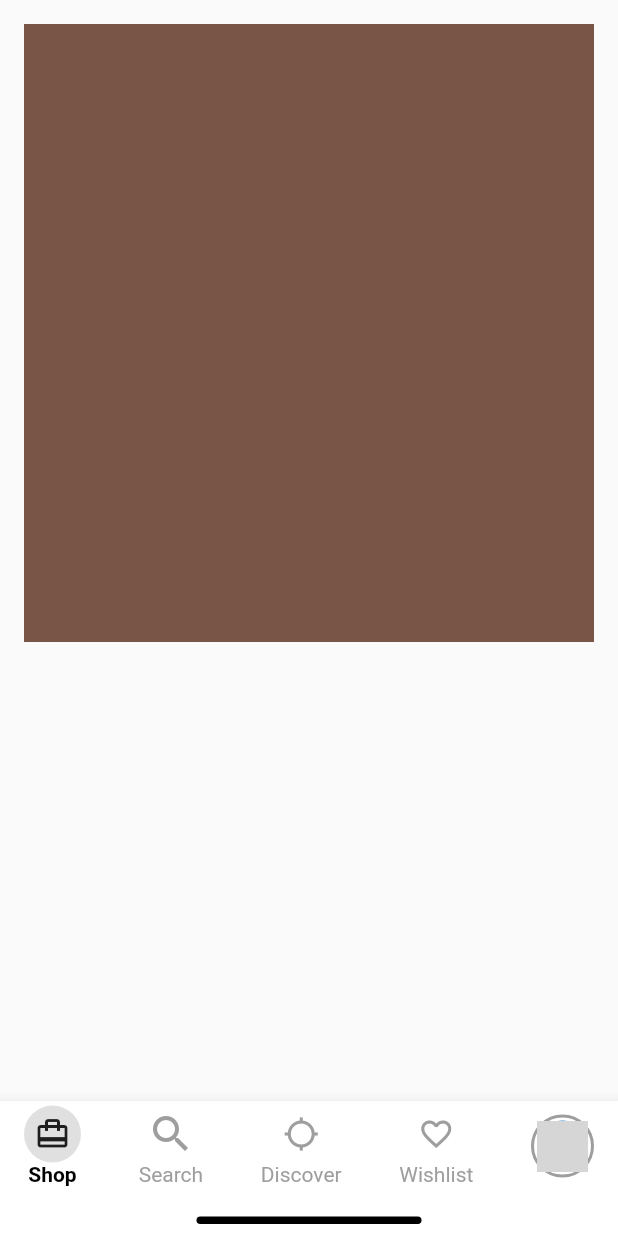
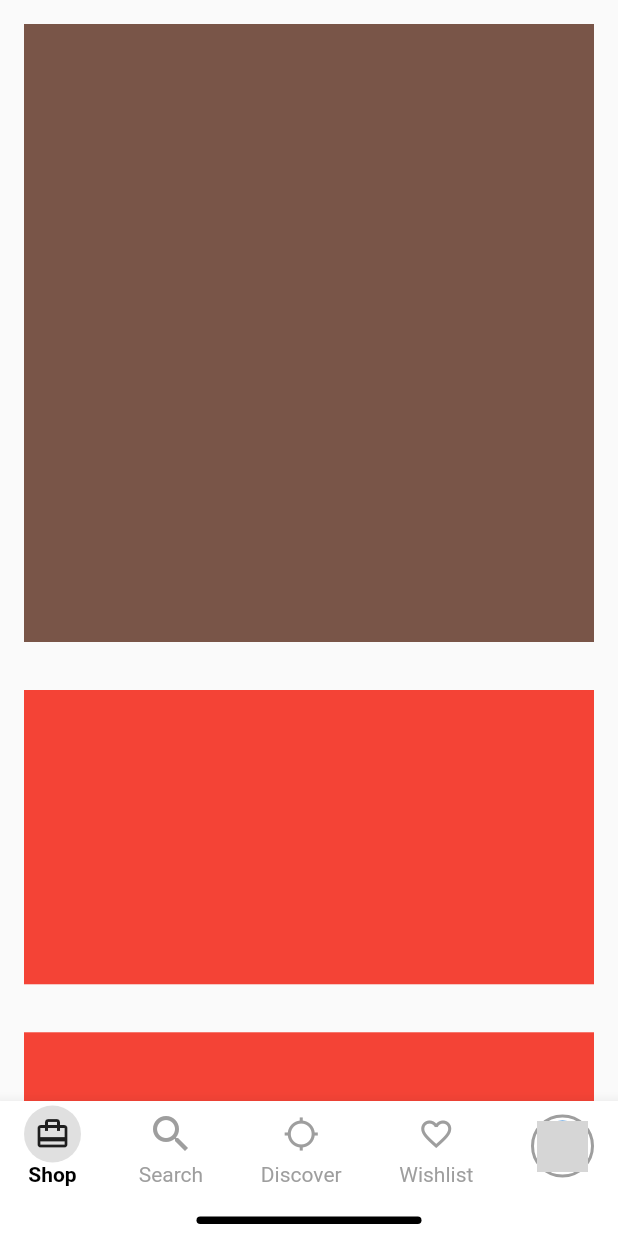
Before and after one commit to JAICHANGPARK/flutter_notebook_the_third_story, a Flutter app: the screen it shows after launch, on a phone screen of 412 x 824 dp. Run offline on Flutter 3.47's test engine with Material 2 defaults, Android fonts, the phone set to English and light mode, and no system bars; our stand-ins replace badges, dotted_border, fl_chart, google_fonts, page_transition, percent_indicator; network calls fail; grey boxes are pictures that could not be loaded.

Commit message:
Update main_page.dart

```diff
--- a/lib/mobile_shop_app/main_page.dart
+++ b/lib/mobile_shop_app/main_page.dart
@@ -175,6 +175,21 @@ class _MainPageState extends State<MainPage> {
                 decoration: BoxDecoration(
                   color: Colors.brown,
                 ),
+              ),
+              Container(
+                margin: EdgeInsets.all(16),
+                height: MediaQuery.of(context).size.height / 4.2,
+                decoration: BoxDecoration(
+                  color: Colors.red
+                ),
+
+              ),
+              Container(
+                margin: EdgeInsets.all(16),
+                height: MediaQuery.of(context).size.height / 4.2,
+                decoration: BoxDecoration(
+                    color: Colors.red
+                ),
               )
             ],
           ),
```
